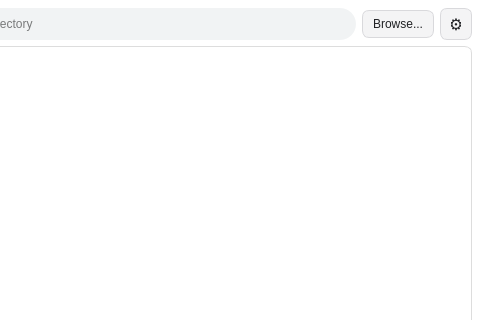
Above: ai_agent.ui from frankyeh/DSI-Studio before the change; both pictures show x 620 to 1100 and y 0 to 320 of the 1100 by 700 pixel window. Below: the same form after it.
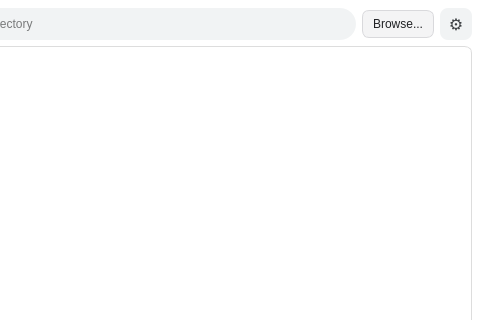
That is the form after the change. Icons and pictures are not drawn.

Patch:
```diff
--- a/ai_agent.ui
+++ b/ai_agent.ui
@@ -89,7 +89,7 @@
 QPushButton#ai_new_chat:pressed {
     background-color: #dadce0;
 }
-QPushButton#ai_quick_settings {
+QWidget#tab_8 QPushButton#ai_quick_settings {
     color: #3c4043;
     font-size: 16px;
     background-color: #f1f3f4;
```
Left out of the diff: 4 changed lines with no effect on the pictures.
